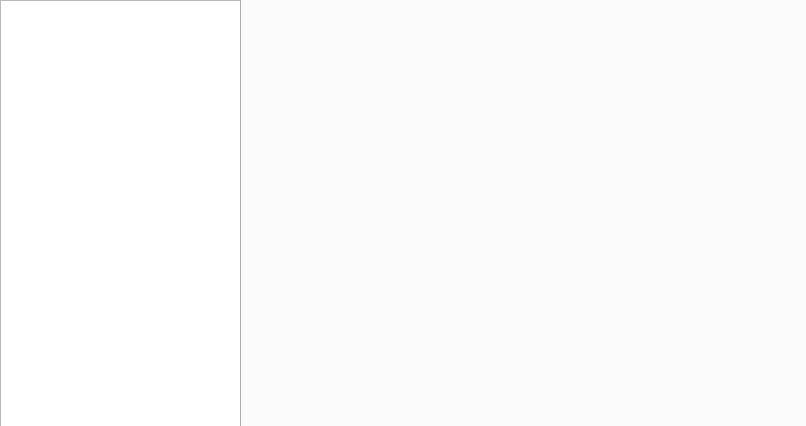
The window that mainedit.ui (libresilicon/qtflow) describes before a commit, drawn with Qt 5.
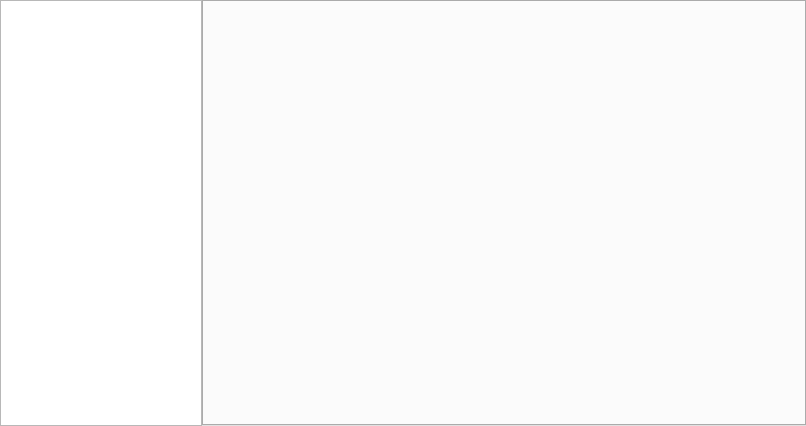
The same window after the commit.

Patch:
```diff
--- a/mainedit.ui
+++ b/mainedit.ui
@@ -13,15 +13,24 @@
   <property name="windowTitle">
    <string>Form</string>
   </property>
+  <layout class="QHBoxLayout" name="horizontalLayout" stretch="1,3">
+   <property name="spacing">
+    <number>0</number>
+   </property>
+   <property name="leftMargin">
+    <number>0</number>
+   </property>
+   <property name="topMargin">
+    <number>0</number>
+   </property>
+   <property name="rightMargin">
+    <number>0</number>
+   </property>
+   <property name="bottomMargin">
+    <number>0</number>
+   </property>
+   <item>
   <widget class="QTreeView" name="filesView">
-   <property name="geometry">
-    <rect>
-     <x>0</x>
-     <y>0</y>
-     <width>241</width>
-     <height>431</height>
-    </rect>
-   </property>
    <property name="rootIsDecorated">
     <bool>true</bool>
    </property>
@@ -29,19 +38,18 @@
     <bool>false</bool>
    </attribute>
   </widget>
+   </item>
+   <item>
   <widget class="QTabWidget" name="tabbedEditor">
-   <property name="geometry">
-    <rect>
-     <x>240</x>
-     <y>-10</y>
-     <width>581</width>
-     <height>451</height>
-    </rect>
+     <property name="styleSheet">
+      <string notr="true">QTabBar::tab { height: 25px; }</string>
    </property>
    <property name="tabsClosable">
     <bool>true</bool>
    </property>
   </widget>
+   </item>
+  </layout>
  </widget>
  <resources/>
  <connections/>
```
Lines whose indentation alone changed are shown as unchanged.
